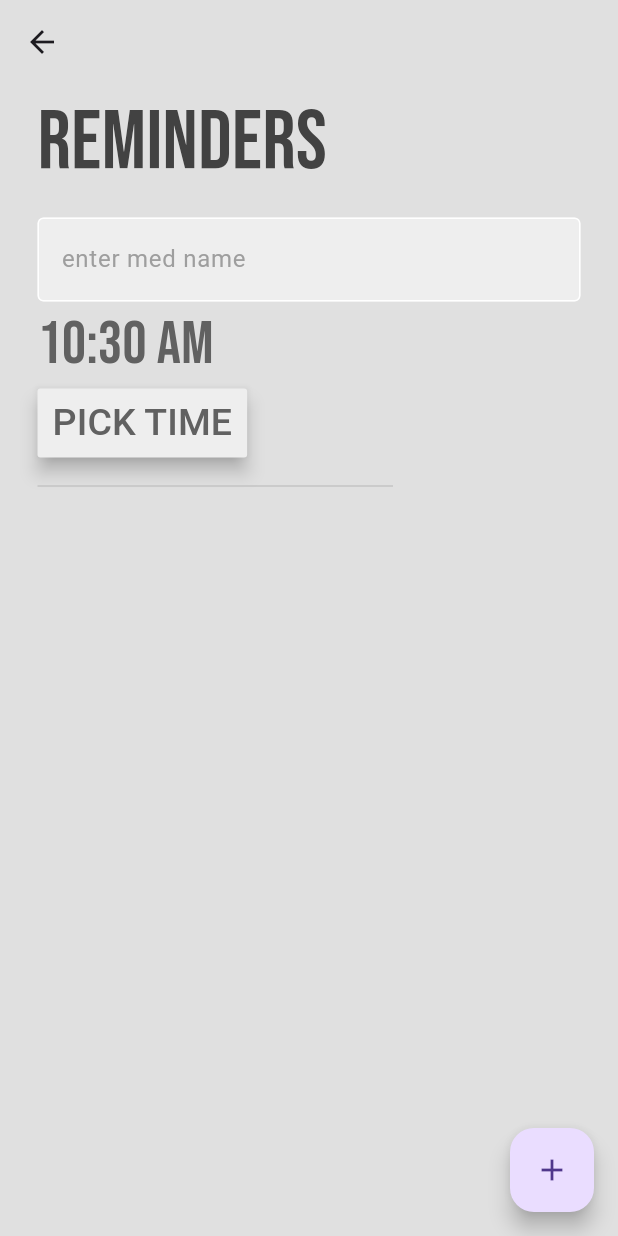
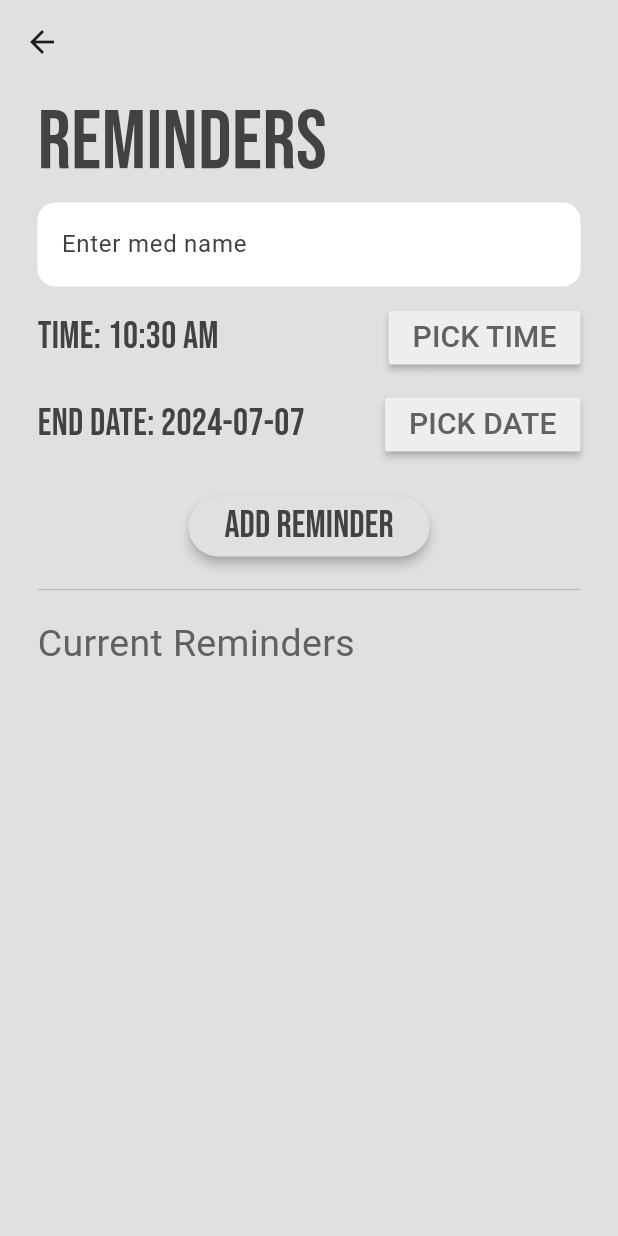
Before and after one commit to nicnochuh/medd, a Flutter app: the Homepage screen opened directly, after a tap on "reminders", on a phone screen of 412 x 824 dp. Run offline on Flutter 3.47's test engine with Material 3 defaults, Android fonts, the phone set to English and light mode, and no system bars; our stand-ins replace cloud_firestore, firebase_auth, firebase_core, flutter_datetime_picker_plus, flutter_local_notifications, google_fonts; accounts and stored records are empty.

Commit message:
modified:   android/app/build.gradle 	modified:   lib/auth/authent.dart 	modified:   lib/components/emergency.dart 	modified:   lib/main.dart 	renamed:    lib/components/alertpage.dart -> lib/pages/alertpage.dart 	modified:   lib/pages/homescreen.dart 	modified:   lib/pages/intro.dart#	modified:   lib/pages/reminderPage.dart 	modified:   pubspec.lock

```diff
--- a/lib/auth/authent.dart
+++ b/lib/auth/authent.dart
@@ -3,8 +3,8 @@ import 'package:flutter/material.dart';
 import 'package:med/pages/homescreen.dart';
 import 'package:med/pages/loginorregister.dart';
 
-class authpage extends StatelessWidget {
-  const authpage({super.key});
+class Authpage extends StatelessWidget {
+  const Authpage({super.key});
 
   @override
   Widget build(BuildContext context) {
--- a/lib/main.dart
+++ b/lib/main.dart
@@ -1,6 +1,5 @@
 import 'package:firebase_core/firebase_core.dart';
 import 'package:flutter/material.dart';
-import 'package:med/components/Timepicker.dart';
 import 'package:med/pages/intro.dart';
 import 'firebase_options.dart';
 
@@ -23,7 +22,7 @@ class MyApp extends StatelessWidget {
   Widget build(BuildContext context) {
     return const MaterialApp(
       debugShowCheckedModeBanner: false,
-      home: Timepick(),
+      home: Intro(),
     );
   }
 }
--- a/lib/pages/homescreen.dart
+++ b/lib/pages/homescreen.dart
@@ -23,7 +23,7 @@ class _HomepageState extends State<Homepage> {
     Navigator.push(
       context,
       MaterialPageRoute(
-        builder: (context) => ReminderPage(),
+        builder: (context) => const ReminderPage(),
       ),
     );
   }
@@ -54,7 +54,7 @@ class _HomepageState extends State<Homepage> {
     //go to user profile
     Navigator.push(
       context,
-      MaterialPageRoute(builder: (context) => Users()),
+      MaterialPageRoute(builder: (context) => const Users()),
     );
   }
 
@@ -225,8 +225,8 @@ class _HomepageState extends State<Homepage> {
                 ),
               ),
             ),
+
             //operationsbox
-
             /*   const Padding(
               padding: EdgeInsets.symmetric(horizontal: 25),
               child: operationbox(
--- a/lib/pages/reminderPage.dart
+++ b/lib/pages/reminderPage.dart
@@ -1,6 +1,6 @@
 import 'package:flutter/material.dart';
 import 'package:google_fonts/google_fonts.dart';
-import 'package:med/components/remindertile.dart';
+import 'package:cloud_firestore/cloud_firestore.dart';
 
 class ReminderPage extends StatefulWidget {
   const ReminderPage({super.key});
@@ -9,28 +9,129 @@ class ReminderPage extends StatefulWidget {
   State<ReminderPage> createState() => _ReminderPageState();
 }
 
+class Model {
+  final String id;
+  final String name;
+  final DateTime startDate;
+  final DateTime endDate;
+  final TimeOfDay time;
+
+  const Model({
+    required this.id,
+    required this.name,
+    required this.startDate,
+    required this.endDate,
+    required this.time,
+  });
+
+  Map<String, dynamic> toMap() {
+    return {
+      'name': name,
+      'startDate': startDate.toIso8601String(),
+      'endDate': endDate.toIso8601String(),
+      'time': '${time.hour}:${time.minute}',
+    };
+  }
+
+  static Model fromMap(String id, Map<String, dynamic> map) {
+    return Model(
+      id: id,
+      name: map['name'],
+      startDate: DateTime.parse(map['startDate']),
+      endDate: DateTime.parse(map['endDate']),
+      time: TimeOfDay(
+        hour: int.parse(map['time'].split(':')[0]),
+        minute: int.parse(map['time'].split(':')[1]),
+      ),
+    );
+  }
+}
+
 class _ReminderPageState extends State<ReminderPage> {
-  //timeofday variable
-  final mednamecontroller = TextEditingController();
+  final TextEditingController medNameController = TextEditingController();
+  TimeOfDay _timeOfDay = TimeOfDay.now();
+  DateTime _endDate = DateTime.now();
+  final double horizontalPadding = 25;
+  final List<Model> _reminderList = [];
 
-  TimeOfDay _timeOfDay = TimeOfDay.now();
-  //padding controllers
-  final double horizontalpadding = 25;
+  @override
+  void initState() {
+    super.initState();
+    _fetchReminders();
+  }
 
-  final double verticalpadding = 10;
-
-  //time picker
-  void showtimePicker() {
+  void showTimePickerDialog() {
     showTimePicker(
       context: context,
       initialTime: TimeOfDay.now(),
     ).then((value) {
+      if (value != null) {
         setState(() {
-        {
-          _timeOfDay = value!;
+          _timeOfDay = value;
+        });
       }
     });
+  }
+
+  void showDatePickerDialog() {
+    showDatePicker(
+      context: context,
+      initialDate: DateTime.now(),
+      firstDate: DateTime.now(),
+      lastDate: DateTime(2100),
+    ).then((value) {
+      if (value != null) {
+        setState(() {
+          _endDate = value;
         });
+      }
+    });
+  }
+
+  Future<void> _fetchReminders() async {
+    QuerySnapshot snapshot =
+        await FirebaseFirestore.instance.collection('reminders').get();
+    setState(() {
+      _reminderList.clear();
+      for (var doc in snapshot.docs) {
+        _reminderList
+            .add(Model.fromMap(doc.id, doc.data() as Map<String, dynamic>));
+      }
+    });
+  }
+
+  Future<void> _addReminder() async {
+    Model newReminder = Model(
+      id: '',
+      name: medNameController.text,
+      startDate: DateTime.now(),
+      endDate: _endDate,
+      time: _timeOfDay,
+    );
+
+    DocumentReference docRef = await FirebaseFirestore.instance
+        .collection('reminders')
+        .add(newReminder.toMap());
+
+    setState(() {
+      _reminderList.insert(
+          0,
+          newReminder.copyWith(
+              id: docRef.id)); // Insert at the start of the list
+    });
+
+    medNameController.clear();
+  }
+
+  Future<void> _deleteReminder(String id, int index) async {
+    await FirebaseFirestore.instance.collection('reminders').doc(id).delete();
+    setState(() {
+      _reminderList.removeAt(index);
+    });
+  }
+
+  String _formatDate(DateTime date) {
+    return '${date.year}-${date.month.toString().padLeft(2, '0')}-${date.day.toString().padLeft(2, '0')}';
   }
 
   @override
@@ -40,70 +141,156 @@ class _ReminderPageState extends State<ReminderPage> {
       appBar: AppBar(
         backgroundColor: Colors.grey[300],
       ),
-        floatingActionButton: FloatingActionButton(
-          onPressed: () {},
-          child: const Icon(Icons.add),
-        ),
-        body: Column(crossAxisAlignment: CrossAxisAlignment.start, children: [
-          Padding(
-            padding: EdgeInsets.symmetric(horizontal: horizontalpadding),
-            child: Text(
-              'REMINDERS',
+      body: Padding(
+        padding: EdgeInsets.symmetric(horizontal: horizontalPadding),
+        child: Column(
+          crossAxisAlignment: CrossAxisAlignment.start,
+          children: [
+            Text(
+              'Reminders',
               style: GoogleFonts.bebasNeue(
                 textStyle: TextStyle(fontSize: 55, color: Colors.grey[800]),
               ),
             ),
+            TextField(
+              controller: medNameController,
+              decoration: InputDecoration(
+                hintText: 'Enter med name',
+                hintStyle: TextStyle(color: Colors.grey[800]),
+                filled: true,
+                fillColor: Colors.white,
+                border: OutlineInputBorder(
+                  borderRadius: BorderRadius.circular(12),
+                  borderSide: BorderSide.none,
                 ),
-          const SizedBox(
-            height: 10,
               ),
-          Column(
-            crossAxisAlignment: CrossAxisAlignment.start,
+            ),
+            const SizedBox(height: 10),
+            Row(
+              mainAxisAlignment: MainAxisAlignment.spaceBetween,
               children: [
-              Reminderfield(
-                controller: mednamecontroller,
-                hintText: 'enter med name',
-                obscureText: false,
+                Text(
+                  'Time: ${_timeOfDay.format(context)}',
+                  style: GoogleFonts.bebasNeue(
+                    textStyle: TextStyle(fontSize: 25, color: Colors.grey[800]),
                   ),
-              Padding(
-                padding: const EdgeInsets.symmetric(horizontal: 25),
+                ),
+                MaterialButton(
+                  onPressed: showTimePickerDialog,
+                  color: Colors.grey[200],
                   child: Text(
-                  _timeOfDay.format(context).toString(),
+                    'PICK TIME',
+                    style: TextStyle(color: Colors.grey[700], fontSize: 20),
+                  ),
+                ),
+              ],
+            ),
+            const SizedBox(height: 10),
+            Row(
+              mainAxisAlignment: MainAxisAlignment.spaceBetween,
+              children: [
+                Text(
+                  'End Date: ${_formatDate(_endDate)}',
                   style: GoogleFonts.bebasNeue(
-                    textStyle: TextStyle(
-                      fontSize: 40,
-                      color: Colors.grey[700],
+                    textStyle: TextStyle(fontSize: 25, color: Colors.grey[800]),
+                  ),
+                ),
+                MaterialButton(
+                  onPressed: showDatePickerDialog,
+                  color: Colors.grey[200],
+                  child: Text(
+                    'PICK DATE',
+                    style: TextStyle(color: Colors.grey[700], fontSize: 20),
+                  ),
+                ),
+              ],
+            ),
+            const SizedBox(height: 20),
+            Center(
+              child: ElevatedButton(
+                style: ElevatedButton.styleFrom(
+                    foregroundColor: Colors.grey[200],
+                    backgroundColor: Colors.grey[300],
+                    elevation: 3),
+                onPressed: _addReminder,
+                child: Text(
+                  'Add Reminder',
+                  style: GoogleFonts.bebasNeue(
+                    textStyle: TextStyle(fontSize: 25, color: Colors.grey[800]),
                   ),
                 ),
               ),
             ),
-              Padding(
-                padding: EdgeInsets.symmetric(horizontal: horizontalpadding),
-                child: MaterialButton(
-                  onPressed: showtimePicker,
-                  padding:
-                      const EdgeInsets.symmetric(horizontal: 10, vertical: 5),
-                  color: Colors.grey[200],
-                  elevation: 5,
-                  focusColor: Colors.grey[900],
-                  child: Text(
-                    'PICK TIME',
-                    style: TextStyle(
-                      color: Colors.grey[700],
-                      fontSize: 25,
+            const SizedBox(height: 10),
+            Divider(color: Colors.grey[400], thickness: 0.8),
+            const SizedBox(height: 10),
+            Text(
+              'Current Reminders',
+              style: TextStyle(color: Colors.grey[700], fontSize: 25),
+            ),
+            const SizedBox(height: 10),
+            Expanded(
+              child: ListView.builder(
+                itemCount: _reminderList.length,
+                itemBuilder: (context, index) {
+                  final reminder = _reminderList[index];
+                  return Padding(
+                    padding: EdgeInsets.symmetric(vertical: 5),
+                    child: Row(
+                      mainAxisAlignment: MainAxisAlignment.spaceBetween,
+                      children: [
+                        Column(
+                          crossAxisAlignment: CrossAxisAlignment.start,
+                          children: [
+                            Text(
+                              reminder.name,
+                              style: GoogleFonts.bebasNeue(
+                                textStyle: TextStyle(
+                                    fontSize: 25, color: Colors.grey[800]),
                               ),
                             ),
+                            Text(
+                              'Time: ${reminder.time.format(context)}',
+                              style: TextStyle(
+                                  fontSize: 18, color: Colors.grey[800]),
+                            ),
+                            Text(
+                              'Until: ${_formatDate(reminder.endDate)}',
+                              style: TextStyle(
+                                  fontSize: 18, color: Colors.grey[800]),
+                            ),
+                          ],
+                        ),
+                        IconButton(
+                          icon: Icon(Icons.delete, color: Colors.red),
+                          onPressed: () => _deleteReminder(reminder.id, index),
+                        ),
+                      ],
+                    ),
+                  );
+                },
               ),
             ),
           ],
         ),
-          Padding(
-            padding: const EdgeInsets.only(left: 25, right: 150, top: 10),
-            child: Divider(
-              color: Colors.grey[400],
-              thickness: 0.8,
       ),
-          ),
-        ]));
+    );
   }
 }
+
+extension on Model {
+  Model copyWith(
+      {String? id,
+      String? name,
+      DateTime? startDate,
+      DateTime? endDate,
+      TimeOfDay? time}) {
+    return Model(
+      id: id ?? this.id,
+      name: name ?? this.name,
+      startDate: startDate ?? this.startDate,
+      endDate: endDate ?? this.endDate,
+      time: time ?? this.time,
+    );
+  }
+}
```
Also changed, not shown: lib/components/emergency.dart (+5 -5 lines), lib/pages/alertpage.dart (renamed from lib/components/alertpage.dart, +5 -5 lines), lib/pages/intro.dart (+6 -6 lines), pubspec.lock, 1 other file. Lines whose indentation alone changed are shown as unchanged.
